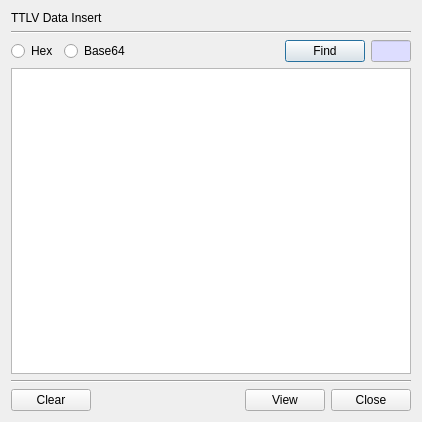
Before: the Qt Designer form BerEditor/decode_ttlv_dlg.ui in jykim74/BerEditor, drawn with Qt 5.
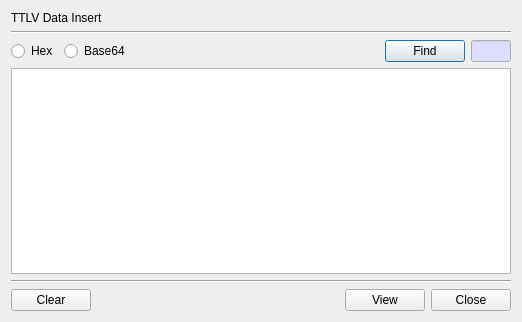
After: the same form once the commit is applied.

```diff
--- a/BerEditor/decode_ttlv_dlg.ui
+++ b/BerEditor/decode_ttlv_dlg.ui
@@ -6,8 +6,8 @@
    <rect>
     <x>0</x>
     <y>0</y>
-    <width>418</width>
-    <height>422</height>
+    <width>518</width>
+    <height>322</height>
    </rect>
   </property>
   <property name="windowTitle">
@@ -116,8 +116,8 @@
     <widget class="QPlainTextEdit" name="mDataText">
      <property name="minimumSize">
       <size>
-       <width>400</width>
-       <height>300</height>
+       <width>500</width>
+       <height>200</height>
       </size>
      </property>
     </widget>
```
